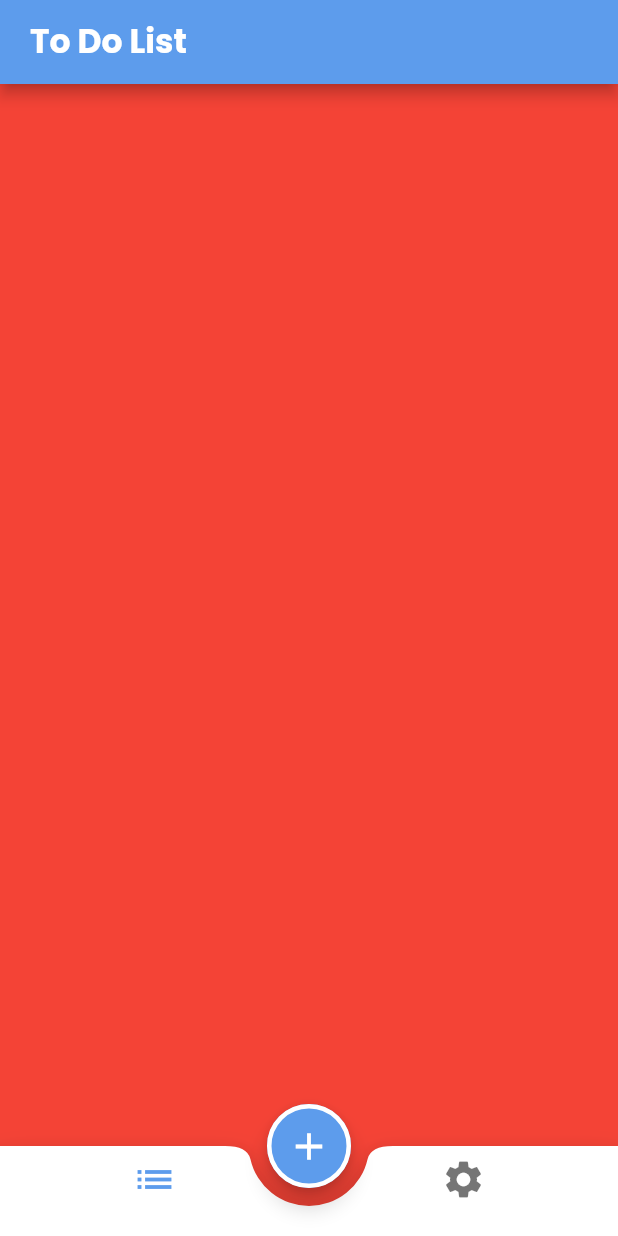
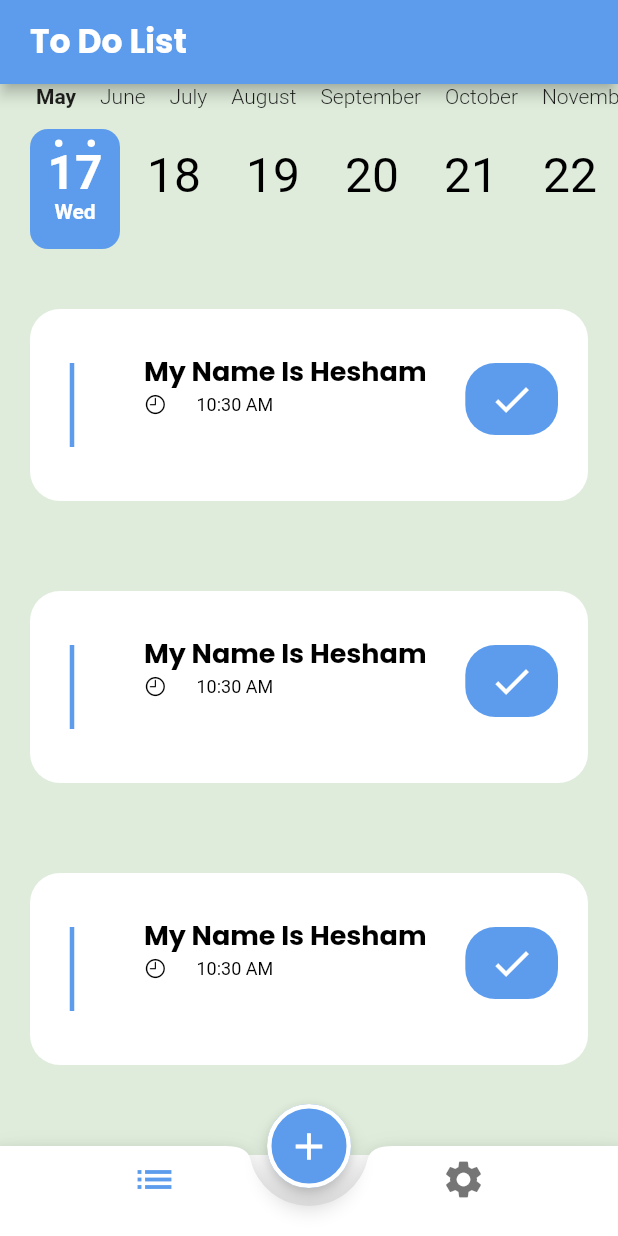
Before and after one commit to heshamgasser/todo_app, a Flutter app: the screen it shows after launch, on a phone screen of 412 x 824 dp. Run offline on Flutter 3.47's test engine with Material 2 defaults, Android fonts, the phone set to English and light mode, and no system bars; drawn by our look-alikes of calendar_timeline, flutter_slidable; our stand-ins replace firebase_core, google_fonts, shared_preferences; accounts and stored records are empty; generated files the repository leaves out were written again.

Commit message:
add task tab content

```diff
--- a/lib/screens/task_tab.dart
+++ b/lib/screens/task_tab.dart
@@ -1,12 +1,38 @@
+import 'package:calendar_timeline/calendar_timeline.dart';
 import 'package:flutter/material.dart';
+import 'package:todo_app/screens/widget/task_widget.dart';
 
 class TaskTab extends StatelessWidget {
   static const String routeName = 'Task Tab';
+  DateTime selectedDate = DateTime.now();
 
   @override
   Widget build(BuildContext context) {
-    return Container(
-      color: Colors.red,
+    return Column(
+      children: [
+        CalendarTimeline(
+          initialDate: selectedDate,
+          firstDate: selectedDate,
+          lastDate: DateTime.now().add(Duration(days: 30)),
+          onDateSelected: (p0) {
+            selectedDate = p0;
+          },
+          activeBackgroundDayColor: Theme.of(context).colorScheme.primary,
+          leftMargin: 20,
+          dayColor: Theme.of(context).colorScheme.surface,
+        ),
+        SizedBox(height: 20),
+        Expanded(
+          child: ListView.separated(
+              itemBuilder: (context, index) {
+                return TaskWidget('My Name Is Hesham');
+              },
+              separatorBuilder: (context, index) {
+                return SizedBox(height: 20);
+              },
+              itemCount: 10),
+        ),
+      ],
     );
   }
 }
--- a/lib/screens/widget/add_task_widgets/custom_task_form_field.dart
+++ b/lib/screens/widget/add_task_widgets/custom_task_form_field.dart
@@ -14,6 +14,8 @@ class CustomTaskFormField extends StatelessWidget {
   @override
   Widget build(BuildContext context) {
     return TextFormField(
+      textInputAction:
+          maxLines == 1 ? TextInputAction.next : TextInputAction.newline,
       maxLines: maxLines,
       validator: (value) {
         if (value == null || value.isEmpty) {
--- a/lib/screens/widget/task_widget.dart
+++ b/lib/screens/widget/task_widget.dart
@@ -1,5 +1,6 @@
 import 'package:flutter/cupertino.dart';
 import 'package:flutter/material.dart';
+import 'package:flutter_slidable/flutter_slidable.dart';
 
 class TaskWidget extends StatelessWidget {
   String taskTitle;
@@ -14,6 +15,52 @@ class TaskWidget extends StatelessWidget {
         decoration: BoxDecoration(
             color: Theme.of(context).colorScheme.secondary,
             borderRadius: BorderRadius.circular(20)),
+        child: Slidable(
+          startActionPane: ActionPane(
+            motion: ScrollMotion(),
+            children: [
+              SlidableAction(
+                borderRadius: BorderRadius.circular(20),
+                onPressed: (context) {},
+                backgroundColor: Color(0xFFFE4A49),
+                foregroundColor: Colors.white,
+                icon: Icons.delete,
+                label: 'Delete',
+              ),
+              SlidableAction(
+                borderRadius: BorderRadius.circular(20),
+                onPressed: (context) {},
+                backgroundColor: Color(0xFF21B7CA),
+                foregroundColor: Colors.white,
+                icon: Icons.share,
+                label: 'Share',
+              ),
+            ],
+          ),
+          endActionPane: ActionPane(
+            motion: ScrollMotion(),
+            children: [
+              SlidableAction(
+                // An action can be bigger than the others.
+                borderRadius: BorderRadius.circular(20),
+                onPressed: (context) {},
+                backgroundColor: Color(0xFF7BC043),
+                foregroundColor: Colors.white,
+                icon: Icons.edit,
+                label: 'Edit',
+              ),
+              SlidableAction(
+                borderRadius: BorderRadius.circular(20),
+                onPressed: (context) {},
+                backgroundColor: Color(0xFF0392CF),
+                foregroundColor: Colors.white,
+                icon: Icons.info,
+                label: 'Open',
+              ),
+            ],
+          ),
+          enabled: true,
+          direction: Axis.horizontal,
           child: ListTile(
             isThreeLine: true,
             contentPadding: const EdgeInsets.all(20),
@@ -57,6 +104,7 @@ class TaskWidget extends StatelessWidget {
             ),
           ),
         ),
+      ),
     );
   }
 }
--- a/pubspec.yaml
+++ b/pubspec.yaml
@@ -43,6 +43,8 @@ dependencies:
   shared_preferences: ^2.1.1
   firebase_core: ^2.12.0
   cloud_firestore: ^4.7.0
+  calendar_timeline: ^1.1.2
+  flutter_slidable: ^3.0.0
 
 dev_dependencies:
   flutter_test:
```
Also changed, not shown: pubspec.lock. Lines whose indentation alone changed are shown as unchanged.
